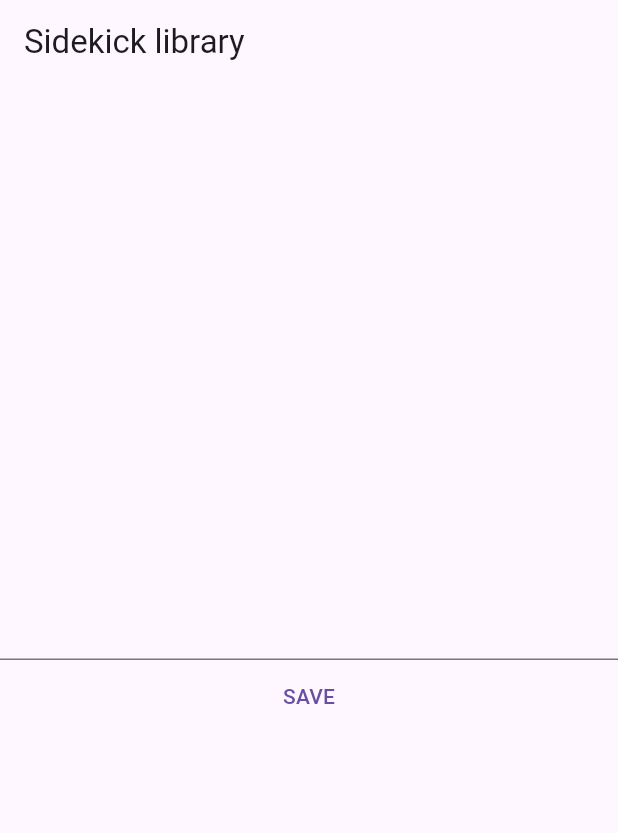
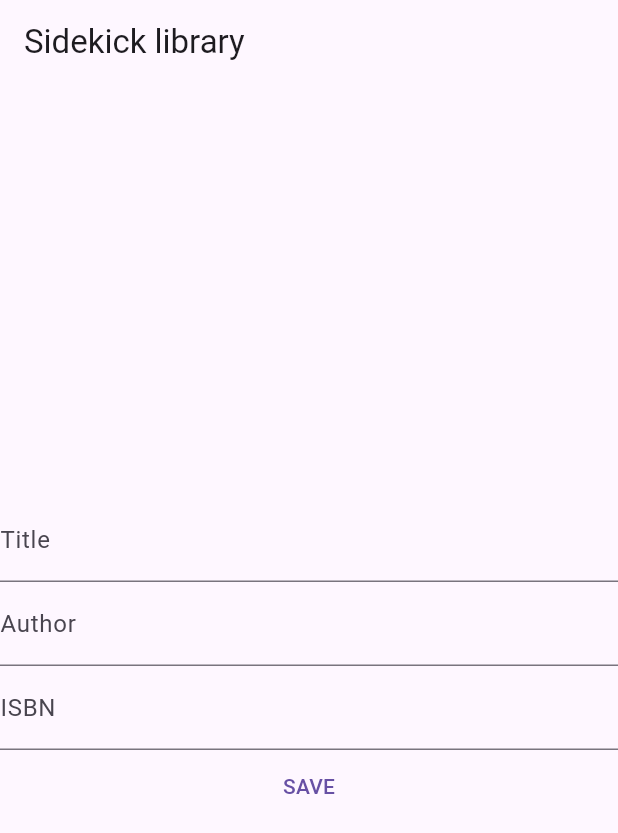
Before and after one commit to pongsakorn-dev/sidekick-libraly, a Flutter app: the screen it shows after launch, on a phone screen of 412 x 824 dp. Shown: the top 833 px of the screen. Run offline on Flutter 3.47's test engine with Material 3 defaults, Android fonts, the phone set to English and light mode, and no system bars; our stand-ins replace flutter_bloc.

Commit message:
using bloc to handle create state when call function to save book

```diff
--- /dev/null
+++ b/sidekick_libraly/lib/bloc/create_book_event.dart
@@ -0,0 +1,9 @@
+abstract class CreateBookEvent {}
+
+class SaveBookEvent extends CreateBookEvent {
+  final String title;
+  final String author;
+  final String isbn;
+
+  SaveBookEvent(this.title, this.author, this.isbn);
+}
--- /dev/null
+++ b/sidekick_libraly/lib/bloc/create_book_state.dart
@@ -0,0 +1,19 @@
+import 'package:sidekick_libraly/data/models/book_model.dart';
+
+abstract class CreateBookState {}
+
+class CreateBookInitial extends CreateBookState {}
+
+class CreateBookLoading extends CreateBookState {}
+
+class CreateBookSuccess extends CreateBookState {
+  final BookModel book;
+
+  CreateBookSuccess(this.book);
+}
+
+class CreateBookFailure extends CreateBookState {
+  final String errorMessage;
+
+  CreateBookFailure(this.errorMessage);
+}
--- a/sidekick_libraly/lib/create_book_page.dart
+++ b/sidekick_libraly/lib/create_book_page.dart
@@ -1,28 +1,66 @@
 import 'package:flutter/material.dart';
+import 'package:flutter_bloc/flutter_bloc.dart';
+import 'package:sidekick_libraly/bloc/create_book_bloc.dart';
+import 'package:sidekick_libraly/bloc/create_book_event.dart';
+import 'package:sidekick_libraly/bloc/create_book_state.dart';
 
 class CreateBookPage extends StatefulWidget {
-  const CreateBookPage({super.key});
+  const CreateBookPage({Key? key}) : super(key: key);
 
   @override
   State<CreateBookPage> createState() => _CreateBookPageState();
 }
 
 class _CreateBookPageState extends State<CreateBookPage> {
+  final TextEditingController _titleController = TextEditingController();
+  final TextEditingController _authorController = TextEditingController();
+  final TextEditingController _isbnController = TextEditingController();
+
   @override
   Widget build(BuildContext context) {
     final contentWidth = MediaQuery.of(context).size.width / 2;
+    return BlocProvider(
+      create: (context) => BookBloc(),
+      child: BlocBuilder<BookBloc, CreateBookState>(
+        builder: (context, state) {
+          if (state is CreateBookLoading) {
+            return CircularProgressIndicator();
+          } else if (state is CreateBookSuccess) {
+            final book = state.book;
+            return Text(
+                'Book created successfully: ${book.title} by ${book.author}');
+          } else if (state is CreateBookFailure) {
+            return Text('Failed to create book: ${state.errorMessage}');
+          } else {
             return Column(
               mainAxisAlignment: MainAxisAlignment.center,
               children: [
-        TextField(),
+                TextField(
+                    controller: _titleController,
+                    decoration: InputDecoration(labelText: 'Title')),
+                TextField(
+                    controller: _authorController,
+                    decoration: InputDecoration(labelText: 'Author')),
+                TextField(
+                    controller: _isbnController,
+                    decoration: InputDecoration(labelText: 'ISBN')),
                 TextButton(
                   onPressed: () {
-              createBook();
+                    BlocProvider.of<BookBloc>(context).add(
+                      SaveBookEvent(
+                        _titleController.text,
+                        _authorController.text,
+                        _isbnController.text,
+                      ),
+                    );
                   },
-            child: Text("SAVE"))
+                  child: Text("SAVE"),
+                )
               ],
             );
           }
+        },
+      ),
+    );
   }
-
-void createBook() {}
+}
--- /dev/null
+++ b/sidekick_libraly/lib/data/models/book_model.dart
@@ -0,0 +1,36 @@
+import 'dart:convert';
+
+import 'package:flutter/material.dart';
+import 'package:flutter_bloc/flutter_bloc.dart';
+
+class BookModel {
+  final int id;
+  final String title;
+  final String author;
+  final String isbn;
+
+  BookModel({
+    required this.id,
+    required this.title,
+    required this.author,
+    required this.isbn,
+  });
+
+  factory BookModel.fromJson(Map<String, dynamic> json) {
+    return BookModel(
+      id: json['id'],
+      title: json['title'],
+      author: json['author'],
+      isbn: json['isbn'],
+    );
+  }
+
+  Map<String, dynamic> toJson() {
+    return {
+      'id': id,
+      'title': title,
+      'author': author,
+      'isbn': isbn,
+    };
+  }
+}
```
Also changed, not shown: sidekick_libraly/lib/bloc/create_book_bloc.dart (+29 -0 lines), sidekick_libraly/pubspec.yaml (+3 -4 lines), sidekick_libraly/lib/data/mocks/book_model_mock.dart (added). Lines whose indentation alone changed are shown as unchanged.
